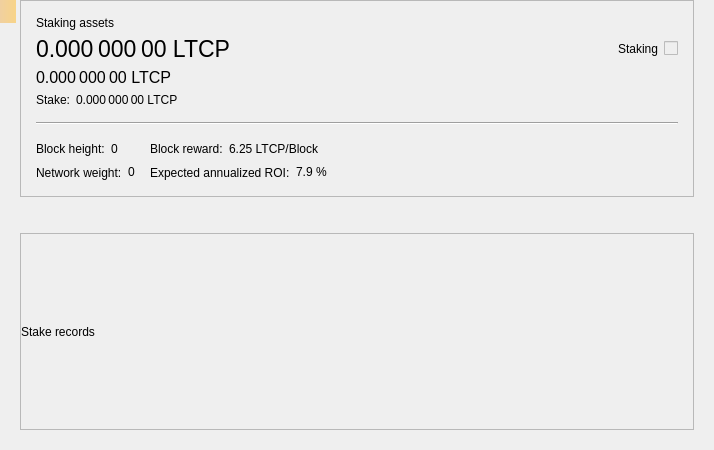
Qt form src/qt/forms/stakepage.ui (ScooterCoinWallet/wallet-pos) before a commit.
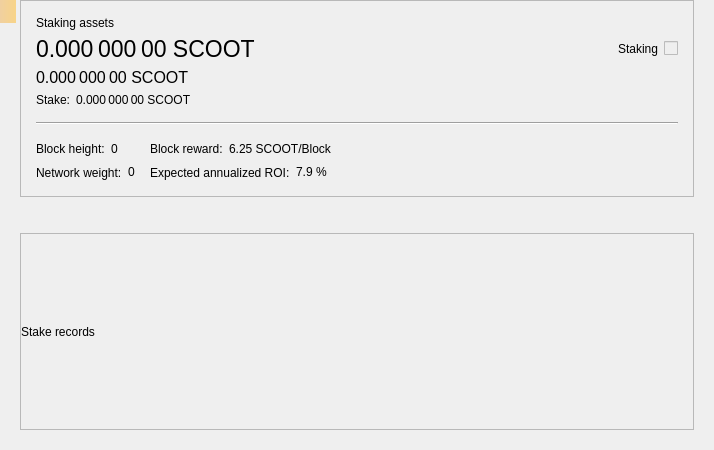
The same form after that commit. Custom widgets are drawn as their Qt base class.

Diff of the .ui file:
```diff
--- a/src/qt/forms/stakepage.ui
+++ b/src/qt/forms/stakepage.ui
@@ -69,7 +69,7 @@
            <string>Your current spendable balance</string>
           </property>
           <property name="text">
-           <string notr="true">0.000 000 00 LTCP</string>
+           <string notr="true">0.000 000 00 SCOOT</string>
           </property>
           <property name="alignment">
            <set>Qt::AlignLeading|Qt::AlignLeft|Qt::AlignVCenter</set>
@@ -93,7 +93,7 @@
            <string>Your immature balance</string>
           </property>
           <property name="text">
-           <string notr="true">0.000 000 00 LTCP</string>
+           <string notr="true">0.000 000 00 SCOOT</string>
           </property>
           <property name="alignment">
            <set>Qt::AlignLeading|Qt::AlignLeft|Qt::AlignVCenter</set>
@@ -150,7 +150,7 @@
           <item>
            <widget class="QLabel" name="labelStake">
             <property name="text">
-             <string>0.000 000 00 LTCP</string>
+             <string>0.000 000 00 SCOOT</string>
             </property>
             <property name="alignment">
              <set>Qt::AlignLeading|Qt::AlignLeft|Qt::AlignVCenter</set>
@@ -282,7 +282,7 @@
           <item>
            <widget class="QLabel" name="labelReward">
             <property name="text">
-             <string>6.25 LTCP/Block</string>
+             <string>6.25 SCOOT/Block</string>
             </property>
             <property name="alignment">
              <set>Qt::AlignLeading|Qt::AlignLeft|Qt::AlignVCenter</set>
```
